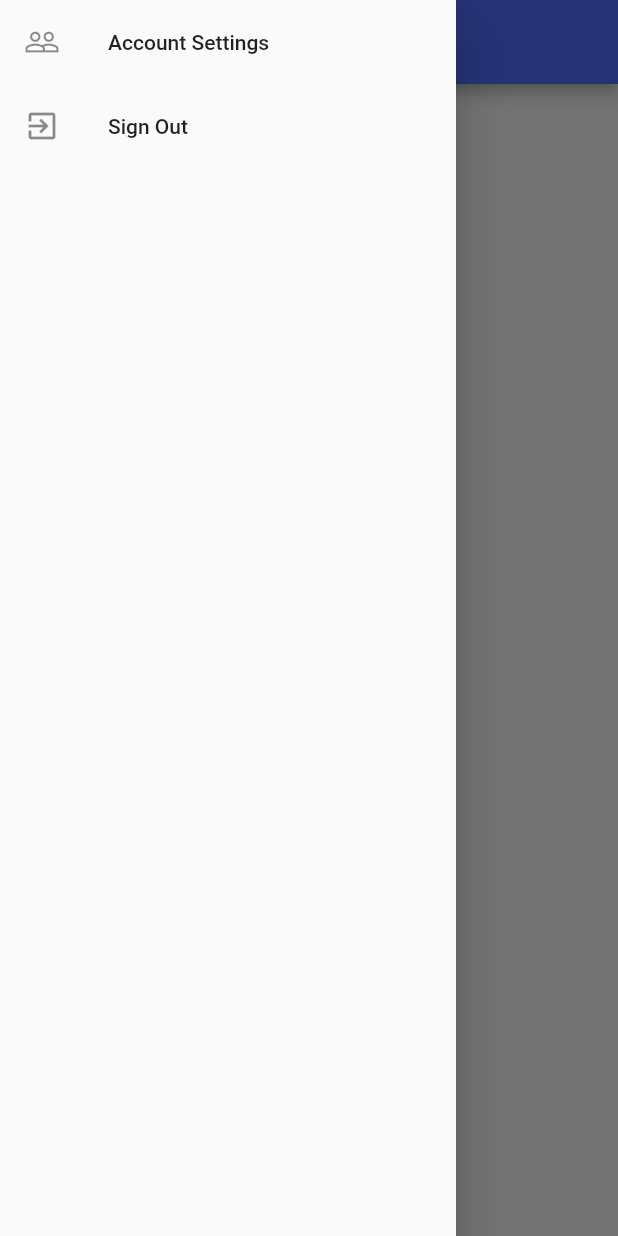
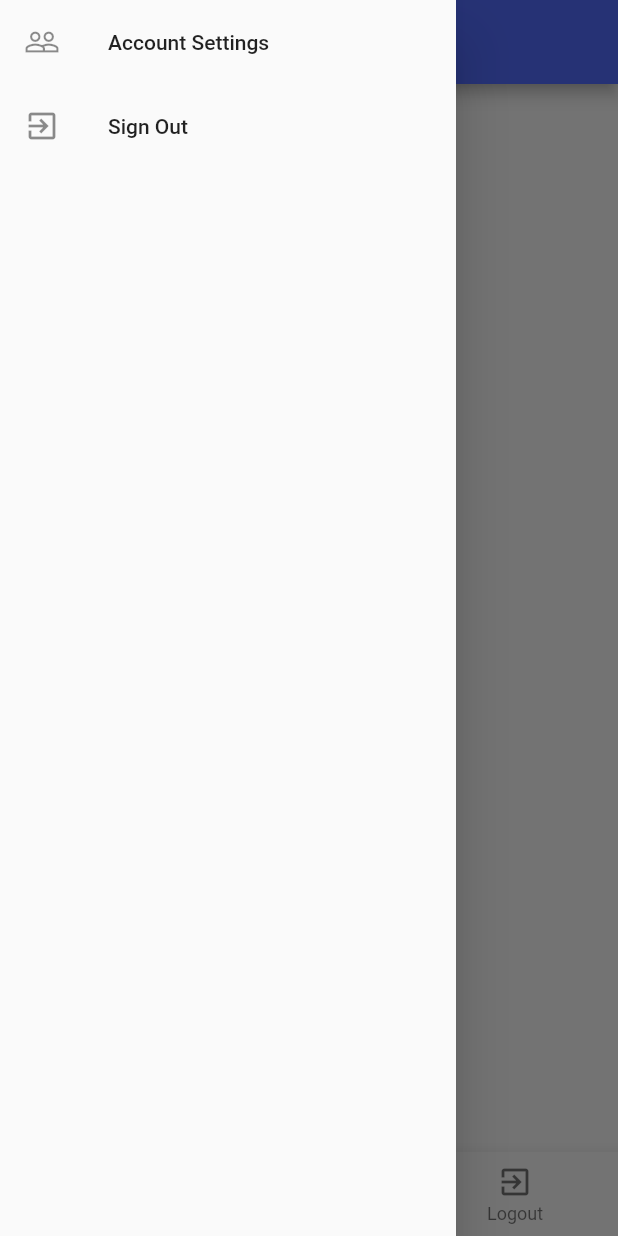
Before and after one commit to trevorpendarvis/Capstone, a Flutter app: the screen it shows once a user with an empty profile is signed in, with the side drawer open, on a phone screen of 412 x 824 dp. Run offline on Flutter 3.47's test engine with Material 2 defaults, Android fonts, the phone set to English and light mode, and no system bars; our stand-ins replace cloud_firestore, firebase_auth, firebase_core; missing offline and left inert: dart:ffi; accounts and stored records are empty.

Commit message:
Nav Bar client_screen
added Navigation Bar to client_screen.dart

added ability to signOut/Goto settings via Navigation bar

```diff
--- a/lib/view/client_view/client_screen.dart
+++ b/lib/view/client_view/client_screen.dart
@@ -35,12 +35,10 @@ class _ClientScreenState extends State<ClientScreen> {
 
   @override
   Widget build(BuildContext context) {
-
     //CAITLYN
     //Map? args = ModalRoute.of(context)!.settings.arguments as Map?; //Do I need cast?
     // user ??= args!["user"];
     //clientProfile ??= args!["one_clientProfile"];
-
 
     /*
     * FutureBuilder will build something in the future
@@ -54,8 +52,7 @@ class _ClientScreenState extends State<ClientScreen> {
     return FutureBuilder(
         future: con!.fetchData(),
         builder: (context, snapshot) {
-          if (snapshot.connectionState == ConnectionState.waiting)
-            return SplashScreen();
+          if (snapshot.connectionState == ConnectionState.waiting) return SplashScreen();
           if (snapshot.connectionState == ConnectionState.done)
             return WillPopScope(
               onWillPop: () => Future.value(false),
@@ -70,7 +67,8 @@ class _ClientScreenState extends State<ClientScreen> {
                       ListTile(
                         leading: Icon(Icons.people_outline),
                         title: Text("Account Settings"),
-                        onTap: () => con?.accountSettings(FirebaseAuth.instance.currentUser!.uid),
+                        onTap: () =>
+                            con?.accountSettings(FirebaseAuth.instance.currentUser!.uid),
                       ),
                       // ListTile(
                       //   leading: Icon(Icons.settings),
@@ -101,6 +99,38 @@ class _ClientScreenState extends State<ClientScreen> {
                     ],
                   ),
                 ),
+                bottomNavigationBar: BottomNavigationBar(
+                  currentIndex: currentIndex,
+                  items: [
+                    BottomNavigationBarItem(
+                        icon: Icon(Icons.home),
+                        label: 'Home',
+                        backgroundColor: Colors.blueGrey),
+                    BottomNavigationBarItem(
+                        icon: Icon(Icons.settings),
+                        label: 'Settings',
+                        backgroundColor: Colors.blueGrey),
+                    BottomNavigationBarItem(
+                        icon: Icon(Icons.exit_to_app),
+                        label: 'Logout',
+                        backgroundColor: Colors.blueGrey),
+                  ],
+                  onTap: (index) {
+                    render(() => currentIndex = index);
+                    if (index == 0) {
+                      //Action for homescrren
+                    } else if (index == 1) {
+                      //action for settings
+                      con?.accountSettingsUsingNavigator(
+                          FirebaseAuth.instance.currentUser!.uid);
+                    } else if (index == 2) {
+                      //action for logout
+                      con?.signOut();
+                    } else {
+                      print('error');
+                    }
+                  },
+                ),
               ),
             );
           else
@@ -125,25 +155,35 @@ class Controller {
   */
   Future<void> fetchData() async {
     stores = await FirebaseController.fetchStores();
-    clientProfile = await FirebaseController.getClientProfile(FirebaseAuth.instance.currentUser!.uid);
+    clientProfile =
+        await FirebaseController.getClientProfile(FirebaseAuth.instance.currentUser!.uid);
   }
 
   Future<void> accountSettings(String? uid) async {
-
     await Navigator.pushNamed(state.context, ClientGeneralInfoScreen.routeName,
         arguments: {
           // "user": state.user,
           "one_clientProfile": clientProfile,
           'isNewUser': false,
-        }
-      );
+        });
     Navigator.pop(state.context); //pop the drawer
+    state.render(() {});
+  }
+
+  Future<void> accountSettingsUsingNavigator(String? uid) async {
+    await Navigator.pushNamed(state.context, ClientGeneralInfoScreen.routeName,
+        arguments: {
+          // "user": state.user,
+          "one_clientProfile": clientProfile,
+          'isNewUser': false,
+        });
+    //Navigator.pop(state.context); //pop the drawer
     state.render(() {});
   }
 
   Future<void> signOut() async {
     FirebaseController.signOut();
 
-  //Future<void> settings() async {}
+    //Future<void> settings() async {}
   }
 }
```
Also changed, not shown: lib/view/store_view/store_screen.dart (+4 -8 lines).
